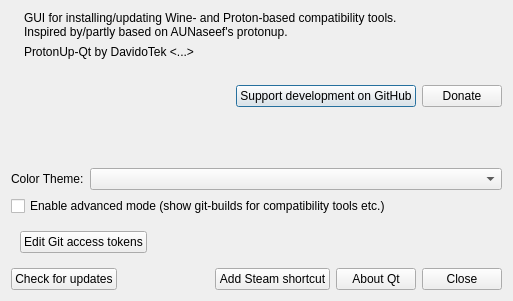
Old version of the form pupgui2/resources/ui/pupgui2_aboutdialog.ui in the repository DavidoTek/ProtonUp-Qt.
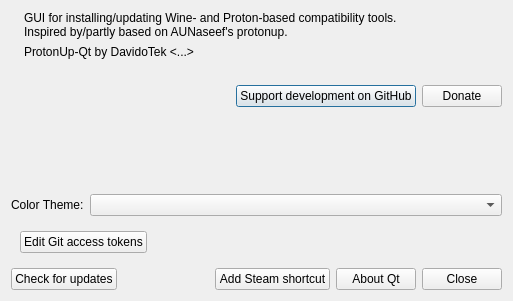
New version of the form.

Commit message: feat: move advanced mode checkbox to install dialog

```diff
--- a/pupgui2/resources/ui/pupgui2_aboutdialog.ui
+++ b/pupgui2/resources/ui/pupgui2_aboutdialog.ui
@@ -139,13 +139,6 @@
        </property>
       </widget>
      </item>
-     <item row="2" column="0" colspan="2">
-      <widget class="QCheckBox" name="checkAdvancedMode">
-       <property name="text">
-        <string>Enable advanced mode (show git-builds for compatibility tools etc.)</string>
-       </property>
-      </widget>
-     </item>
     </layout>
    </item>
    <item>
```
The commit also changes 48 other files.
